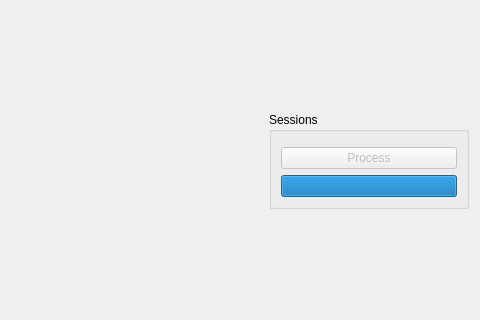
The window that pygesture/ui/templates/process_widget_template.ui (ixjlyons/pygesture) describes before a commit, drawn with Qt 5; both pictures show x 343 to 823 and y 109 to 429 of the 823 by 539 pixel window.
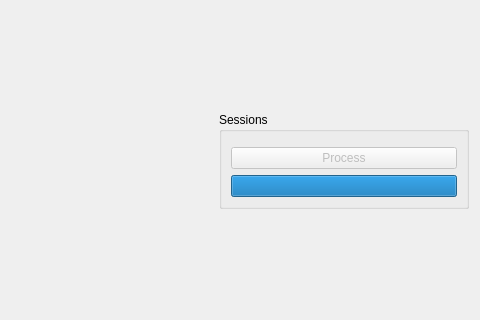
The same window after the commit. Custom widgets are drawn as their Qt base class.

Patch:
```diff
--- a/pygesture/ui/templates/process_widget_template.ui
+++ b/pygesture/ui/templates/process_widget_template.ui
@@ -45,7 +45,7 @@
     <widget class="QGroupBox" name="groupBox">
      <property name="minimumSize">
       <size>
-       <width>200</width>
+       <width>250</width>
        <height>0</height>
       </size>
      </property>
```
